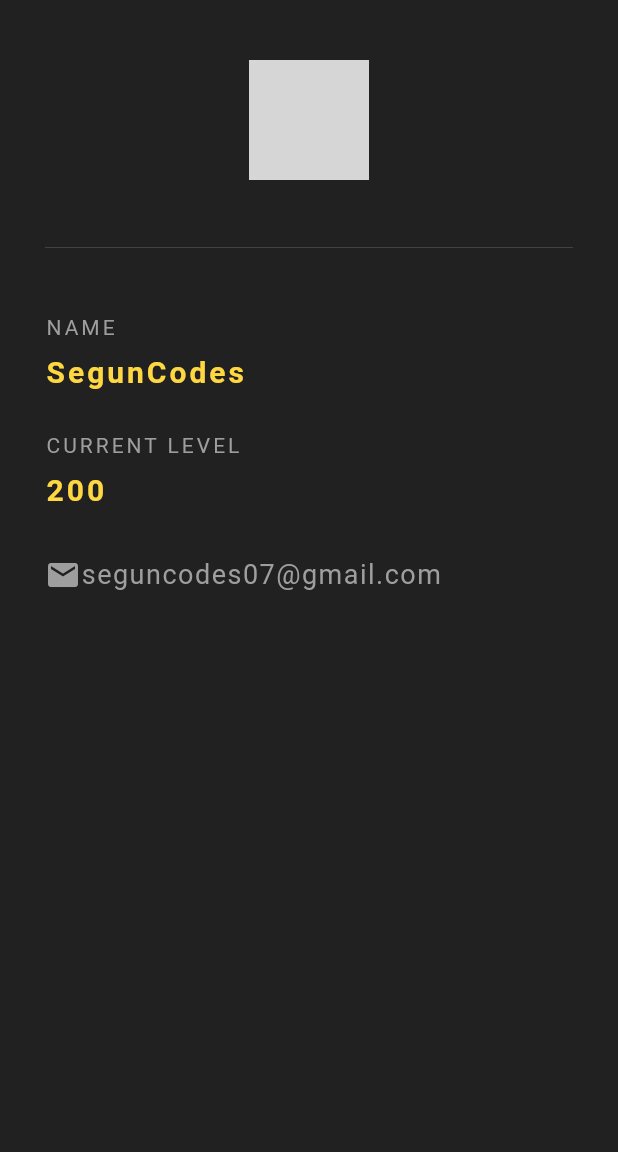
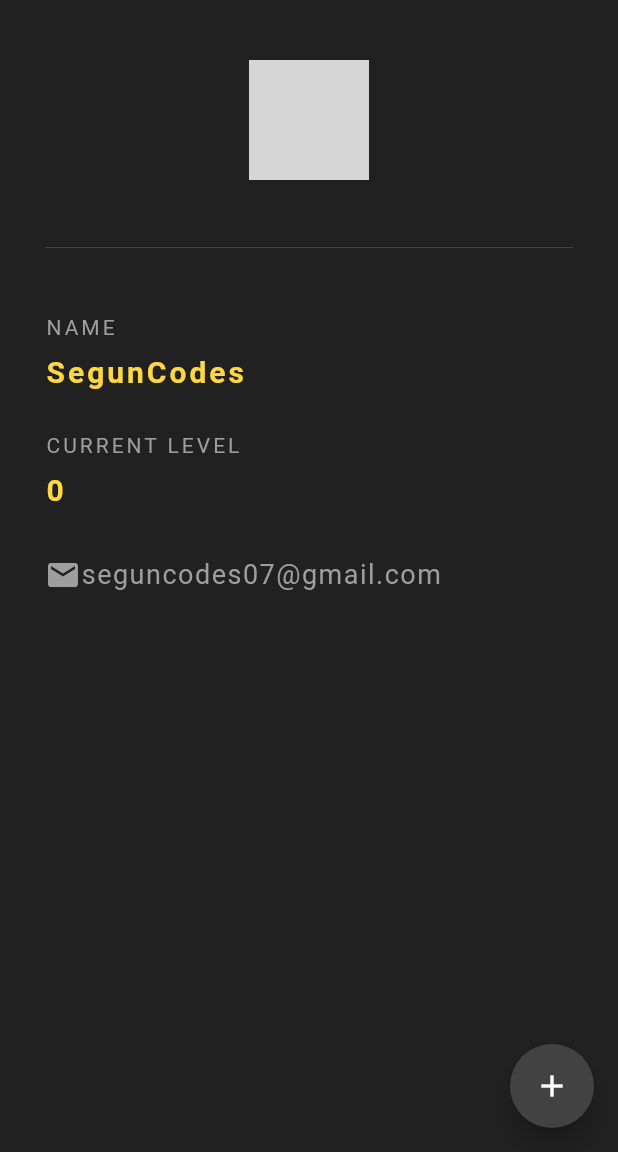
Before and after one commit to SegunCodes/flutter-id-card, a Flutter app: the screen it shows after launch, on a phone screen of 412 x 824 dp, the part 84-1236 px from its top. Run offline on Flutter 3.47's test engine with Material 2 defaults, Android fonts, the phone set to English and light mode, and no system bars; network calls fail; grey boxes are pictures that could not be loaded.

```diff
--- a/lib/main.dart
+++ b/lib/main.dart
@@ -4,8 +4,15 @@ void main() => runApp(const MaterialApp(
       home: WeatherCard(),
     ));
 
-class WeatherCard extends StatelessWidget {
+class WeatherCard extends StatefulWidget {
   const WeatherCard({super.key});
+
+  @override
+  State<WeatherCard> createState() => _WeatherCardState();
+}
+
+class _WeatherCardState extends State<WeatherCard> {
+  int ninjaLevel = 0;
 
   @override
   Widget build(BuildContext context) {
@@ -16,6 +23,15 @@ class WeatherCard extends StatelessWidget {
         centerTitle: true,
         backgroundColor: Colors.grey[800],
         elevation: 0.0,
+      ),
+      floatingActionButton: FloatingActionButton(
+        onPressed: () {
+          setState(() {
+            ninjaLevel += 1;
+          });
+        },
+        backgroundColor: Colors.grey[800],
+        child: const Icon(Icons.add),
       ),
       body: Padding(
         padding: const EdgeInsets.fromLTRB(30.0, 40.0, 30.0, 0.0),
@@ -58,9 +74,9 @@ class WeatherCard extends StatelessWidget {
             const SizedBox(
               height: 10.0,
             ),
-            const Text(
-              '200',
-              style: TextStyle(
+            Text(
+              '$ninjaLevel',
+              style: const TextStyle(
                   color: Colors.amberAccent,
                   letterSpacing: 2.0,
                   fontSize: 20.0,
```
